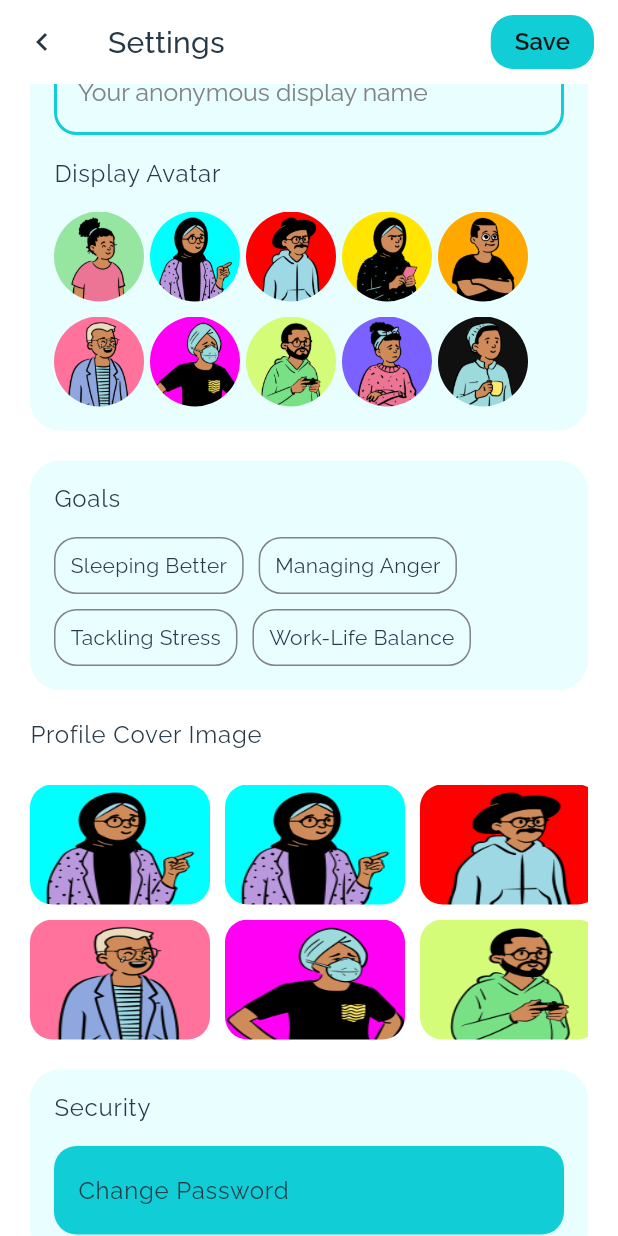
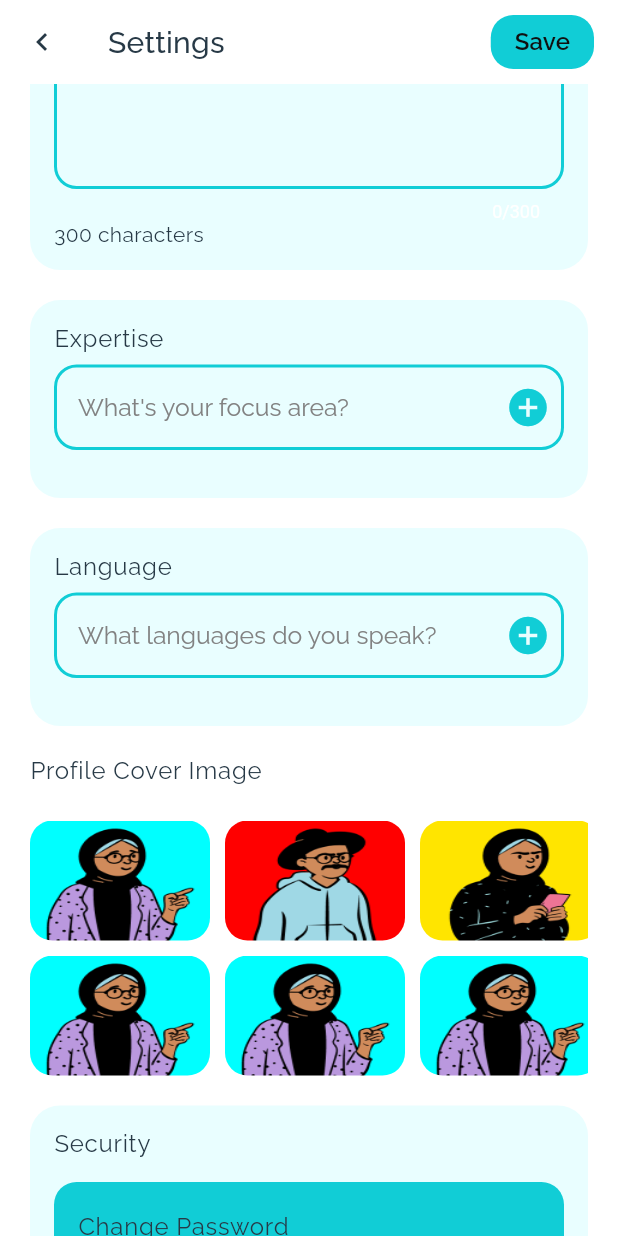
Before and after one commit to DeveloperMaleek/talk2me, a Flutter app: the Settings screen opened by its route, scrolled down 576 dp, after a tap on "Save", on a phone screen of 412 x 824 dp. Run offline on Flutter 3.47's test engine with Material 2 defaults, Android fonts, the phone set to English and light mode, and no system bars; our stand-ins replace flutter_svg, font_awesome_flutter, get, google_fonts, google_nav_bar, simple_animations and 3 more; missing offline and left inert: images_picker; project files that could hold a hidden picture were left out.

Commit message:
commiting later changes

```diff
--- a/lib/my_app.dart
+++ b/lib/my_app.dart
@@ -15,7 +15,7 @@ class MyApp extends StatelessWidget {
       theme: appTheme(),
       // home: const TherapistSelection(),
       onGenerateRoute: controller,
-      initialRoute: therapistDashboard,
+      initialRoute: onboardingScreen,
     );
   }
 }
--- a/lib/routes.dart
+++ b/lib/routes.dart
@@ -10,6 +10,7 @@ import 'package:talk2me/src/screens/onboarding/onboarding_screen.dart';
 import 'package:talk2me/src/screens/onboarding/personal_user_signup.dart';
 import 'package:talk2me/src/screens/onboarding/words_of_affirmation/woa_page.dart';
 import 'package:talk2me/src/screens/profile/settings.dart';
+import 'package:talk2me/src/screens/profile/therapist_profile.dart';
 import 'package:talk2me/src/screens/therapy/book_therapy_1.dart';
 import 'package:talk2me/src/screens/therapy/book_therapy_2.dart';
 import 'package:talk2me/src/screens/therapy/booking_session_success.dart';
@@ -17,6 +18,7 @@ import 'package:talk2me/src/screens/therapy/client_session_mode.dart';
 import 'package:talk2me/src/screens/therapy/client_therapy.dart';
 import 'package:talk2me/src/screens/therapy/select_available_sessions.dart';
 import 'package:talk2me/src/screens/therapy/session_therapist_preview.dart';
+import 'package:talk2me/src/screens/therapy/therapist/sessions_page.dart';
 import 'package:talk2me/src/screens/therapy/therapist_selection.dart';
 
 const String clientDashboardPage = 'clientDashboardPage';
@@ -39,6 +41,8 @@ const String wordsOfAffirmation = "wordsOfAffirmation";
 const String profileSettings = "settings";
 const String settingsdemo = "settingsdemo";
 const String therapistDashboard = "therapistDashboard";
+const String therapistSessionPage = "therapistSessionPage";
+const String therapistProfilePage = "therapistProfilePage";
 
 Route<dynamic> controller(RouteSettings settings) {
   switch (settings.name) {
@@ -46,6 +50,10 @@ Route<dynamic> controller(RouteSettings settings) {
       return MaterialPageRoute(builder: (context) => ClientNavigation());
     case therapistDashboard:
       return MaterialPageRoute(builder: (context) => TherapistDashboard());
+    case therapistSessionPage:
+      return MaterialPageRoute(builder: (context) => TherapistSessions());
+    case therapistProfilePage:
+      return MaterialPageRoute(builder: (context) => TherapistProfile());
     case profileSettings:
       return MaterialPageRoute(builder: (context) => Settings());
     case accountSetup:
--- a/lib/src/screens/profile/settings.dart
+++ b/lib/src/screens/profile/settings.dart
@@ -7,6 +7,27 @@ import 'package:talk2me/theme/colors.dart';
 import 'package:talk2me/theme/text_styles.dart';
 import "package:images_picker/images_picker.dart";
 import 'dart:async';
+
+bool isTherapist = true;
+
+enum coverImageList { bg1, bg2, bg3, bg4, bg5, bg6, bg7, bg8, bg9, bg10 }
+
+int coverImageIndex = 0;
+
+String selectedCoverImage = coverImage[coverImageIndex];
+
+List coverImage = [
+  "assets/images/avatar-two.png",
+  "assets/images/avatar-three.png",
+  "assets/images/avatar-four.png",
+  "assets/images/avatar-five.png",
+  "assets/images/avatar-six.png",
+  "assets/images/avatar-two.png",
+  "assets/images/avatar-two.png",
+  "assets/images/avatar-two.png",
+  "assets/images/avatar-two.png",
+  "assets/images/avatar-two.png",
+];
 
 class Settings extends StatefulWidget {
   const Settings({Key? key}) : super(key: key);
@@ -26,6 +47,8 @@ class _SettingsState extends State<Settings> {
       _passwordVisible = !_passwordVisible;
     });
   }
+
+  // bool selectedCoverImage = false;
 
   bool allowEmailNotification = true;
 
@@ -50,9 +73,6 @@ class _SettingsState extends State<Settings> {
       TextEditingController();
 
   final TextEditingController _emailTextEditingController =
-      TextEditingController();
-
-  final TextEditingController _uploadImageTextEditingController =
       TextEditingController();
 
   final TextEditingController _bioTextEditingController =
@@ -147,30 +167,86 @@ class _SettingsState extends State<Settings> {
                     label: "Email address",
                     placeholder: "malik@talk2me.com",
                   ),
-
-                  // spacingSmall,
-                  // Column(
-                  //   crossAxisAlignment: CrossAxisAlignment.start,
-                  //   children: [
-                  //     InputField(
-                  //       characterLength: _characterLength,
-                  //       maxLines: 5,
-                  //       controller: _bioTextEditingController,
-                  //       label: "Brief about you",
-                  //       placeholder: "Tell people a little about yourself",
-                  //       inputType: TextInputType.multiline,
-                  //     ),
-                  //     BodyTextTwo(
-                  //         text: "300 characters",
-                  //         textColor: AppColors.textColorLightBg)
-                  //   ],
-                  // ),
+                  spacingSmall,
+                  Visibility(
+                    visible: isTherapist,
+                    child: Column(
+                      crossAxisAlignment: CrossAxisAlignment.start,
+                      children: [
+                        InputField(
+                          characterLength: _characterLength,
+                          maxLines: 5,
+                          controller: _bioTextEditingController,
+                          label: "Brief about you",
+                          placeholder: "Tell people a little about yourself",
+                          inputType: TextInputType.multiline,
+                        ),
+                        BodyTextTwo(
+                            text: "300 characters",
+                            textColor: AppColors.textColorLightBg)
+                      ],
+                    ),
+                  ),
                 ],
               ),
             ),
 
-            // Goal section
+            // Expertise section
+            isTherapist == true
+                ? Container(
+                    margin: EdgeInsets.symmetric(vertical: 10),
+                    padding: EdgeInsets.all(16),
+                    decoration: _customBoxDecoration(),
+                    child: Column(
+                      crossAxisAlignment: CrossAxisAlignment.start,
+                      children: [
+                        InputField(
+                          iconData: Icons.add_circle,
+                          onSuffixIconTap: () {
+                            setState(() {
+                              interest.add(_interestTextEditingController.text);
+                            });
+                            _interestTextEditingController.clear();
+                          },
+                          controller: _interestTextEditingController,
+                          label: "Expertise",
+                          placeholder: "What's your focus area?",
+                        ),
+                        spacingMedium,
+                        Visibility(
+                          visible: interest.isNotEmpty,
+                          child: Column(
+                            crossAxisAlignment: CrossAxisAlignment.start,
+                            children: [
+                              CaptionText(
+                                  text: 'Click on any option to remove',
+                                  textColor: AppColors.textColorLightBg),
+                              spacingSmall,
                               Container(
+                                  width: MediaQuery.of(context).size.width,
+                                  padding: EdgeInsets.all(10),
+                                  decoration: BoxDecoration(
+                                      color: AppColors.primaryColor,
+                                      borderRadius: BorderRadius.circular(15)),
+                                  child: Wrap(
+                                      spacing: 10,
+                                      runSpacing: 10,
+                                      children: [
+                                        for (int i = 0;
+                                            i < interest.length;
+                                            i++)
+                                          textAreaContainer(i, "${interest[i]}",
+                                              () {
+                                            interest.removeAt(i);
+                                          })
+                                      ]))
+                            ],
+                          ),
+                        ),
+                      ],
+                    ),
+                  )
+                : Container(
                     padding: EdgeInsets.all(16),
                     margin: EdgeInsets.symmetric(vertical: 10),
                     // padding: EdgeInsets.all(16),
@@ -178,8 +254,62 @@ class _SettingsState extends State<Settings> {
                     child: AnonymousSettingsComp(),
                   ),
 
-            // Cover image
+            //Language section
+            isTherapist == true
+                ? Container(
+                    margin: EdgeInsets.symmetric(vertical: 10),
+                    padding: EdgeInsets.all(16),
+                    decoration: _customBoxDecoration(),
+                    child: Column(
+                      crossAxisAlignment: CrossAxisAlignment.start,
+                      children: [
+                        InputField(
+                          iconData: Icons.add_circle,
+                          onSuffixIconTap: () {
+                            setState(() {
+                              language.add(_languageTextEditingController.text);
+                            });
+                            _languageTextEditingController.clear();
+                          },
+                          controller: _languageTextEditingController,
+                          label: "Language",
+                          placeholder: "What languages do you speak?",
+                        ),
+                        spacingMedium,
+                        Visibility(
+                          visible: language.isNotEmpty,
+                          child: Column(
+                            crossAxisAlignment: CrossAxisAlignment.start,
+                            children: [
+                              CaptionText(
+                                  text: 'Click on any option to remove',
+                                  textColor: AppColors.textColorLightBg),
+                              spacingSmall,
                               Container(
+                                  width: MediaQuery.of(context).size.width,
+                                  padding: EdgeInsets.all(10),
+                                  decoration: BoxDecoration(
+                                      color: AppColors.primaryColor,
+                                      borderRadius: BorderRadius.circular(15)),
+                                  child: Wrap(
+                                      spacing: 10,
+                                      runSpacing: 10,
+                                      children: [
+                                        for (int i = 0;
+                                            i < language.length;
+                                            i++)
+                                          textAreaContainer(i, "${language[i]}",
+                                              () {
+                                            language.removeAt(i);
+                                          })
+                                      ]))
+                            ],
+                          ),
+                        ),
+                      ],
+                    ),
+                  )
+                : Container(
                     margin: EdgeInsets.symmetric(vertical: 10),
                     width: MediaQuery.of(context).size.width,
                     padding: EdgeInsets.all(16),
@@ -188,11 +318,13 @@ class _SettingsState extends State<Settings> {
                       crossAxisAlignment: CrossAxisAlignment.start,
                       children: [
                         BodyTextOne(
-                      text: "Goals", textColor: AppColors.textColorLightBg),
+                            text: "Goals",
+                            textColor: AppColors.textColorLightBg),
                         Visibility(
                           visible: showGoalError,
                           child: SubtitleTwo(
-                        text: "You cannot select more than 3 goals at once.",
+                              text:
+                                  "You cannot select more than 3 goals at once.",
                               textColor: AppColors.errorColor),
                         ),
                         spacingMedium,
@@ -209,6 +341,8 @@ class _SettingsState extends State<Settings> {
                       ],
                     ),
                   ),
+
+            //Interest section
             Container(
               margin: EdgeInsets.symmetric(vertical: 10),
               child: Column(
@@ -227,120 +361,15 @@ class _SettingsState extends State<Settings> {
                           spacing: 10,
                           runSpacing: 10,
                           children: [
-                            profileCoverImage("assets/images/avatar-two.png"),
-                            profileCoverImage("assets/images/avatar-two.png"),
-                            profileCoverImage("assets/images/avatar-three.png"),
-                            profileCoverImage("assets/images/avatar-four.png"),
-                            profileCoverImage("assets/images/avatar-five.png"),
-                            profileCoverImage("assets/images/avatar-six.png"),
-                            profileCoverImage("assets/images/avatar-seven.png"),
-                            profileCoverImage("assets/images/avatar-eight.png"),
-                            profileCoverImage("assets/images/avatar-nine.png"),
-                            profileCoverImage("assets/images/avatar-ten.png"),
+                            for (int i = 0; i < coverImage.length; i++)
+                              profileCoverImage(
+                                  coverImage[i], i, coverImageList.values[i]),
                           ]),
                     ),
                   )
                 ],
               ),
             ),
-
-            // //Language section
-            // Container(
-            //   margin: EdgeInsets.symmetric(vertical: 10),
-            //   padding: EdgeInsets.all(16),
-            //   decoration: _customBoxDecoration(),
-            //   child: Column(
-            //     crossAxisAlignment: CrossAxisAlignment.start,
-            //     children: [
-            //       InputField(
-            //         iconData: Icons.add_circle,
-            //         onSuffixIconTap: () {
-            //           setState(() {
-            //             language.add(_languageTextEditingController.text);
-            //           });
-            //           _languageTextEditingController.clear();
-            //         },
-            //         controller: _languageTextEditingController,
-            //         label: "Language",
-            //         placeholder: "What languages do you speak?",
-            //       ),
-            //       spacingMedium,
-            //       Visibility(
-            //         visible: language.isNotEmpty,
-            //         child: Column(
-            //           crossAxisAlignment: CrossAxisAlignment.start,
-            //           children: [
-            //             CaptionText(
-            //                 text: 'Click on any option to remove',
-            //                 textColor: AppColors.textColorLightBg),
-            //             spacingSmall,
-            //             Container(
-            //                 width: MediaQuery.of(context).size.width,
-            //                 padding: EdgeInsets.all(10),
-            //                 decoration: BoxDecoration(
-            //                     color: AppColors.primaryColor,
-            //                     borderRadius: BorderRadius.circular(15)),
-            //                 child: Wrap(spacing: 10, runSpacing: 10, children: [
-            //                   for (int i = 0; i < language.length; i++)
-            //                     textAreaContainer(i, "${language[i]}", () {
-            //                       language.removeAt(i);
-            //                     })
-            //                 ]))
-            //           ],
-            //         ),
-            //       ),
-            //     ],
-            //   ),
-            // ),
-
-            // //Interest section
-            // Container(
-            //   margin: EdgeInsets.symmetric(vertical: 10),
-            //   padding: EdgeInsets.all(16),
-            //   decoration: _customBoxDecoration(),
-            //   child: Column(
-            //     crossAxisAlignment: CrossAxisAlignment.start,
-            //     children: [
-            //       InputField(
-            //         iconData: Icons.add_circle,
-            //         onSuffixIconTap: () {
-            //           setState(() {
-            //             interest.add(_interestTextEditingController.text);
-            //           });
-            //           _interestTextEditingController.clear();
-            //         },
-            //         controller: _interestTextEditingController,
-            //         label: "Expertise",
-            //         placeholder: "What's your focus area?",
-            //       ),
-            //       spacingMedium,
-            //       Visibility(
-            //         visible: interest.isNotEmpty,
-            //         child: Column(
-            //           crossAxisAlignment: CrossAxisAlignment.start,
-            //           children: [
-            //             CaptionText(
-            //                 text: 'Click on any option to remove',
-            //                 textColor: AppColors.textColorLightBg),
-            //             spacingSmall,
-            //             Container(
-            //                 width: MediaQuery.of(context).size.width,
-            //                 padding: EdgeInsets.all(10),
-            //                 decoration: BoxDecoration(
-            //                     color: AppColors.primaryColor,
-            //                     borderRadius: BorderRadius.circular(15)),
-            //                 child: Wrap(spacing: 10, runSpacing: 10, children: [
-            //                   for (int i = 0; i < interest.length; i++)
-            //                     textAreaContainer(i, "${interest[i]}", () {
-            //                       interest.removeAt(i);
-            //                     })
-            //                 ]))
-            //           ],
-            //         ),
-            //       ),
-            //     ],
-            //   ),
-            // ),
 
             // //Notification section
             // Container(
@@ -551,16 +580,31 @@ class _SettingsState extends State<Settings> {
     );
   }
 
-  GestureDetector profileCoverImage(String imageUrl) {
+  GestureDetector profileCoverImage(String imageUrl, int index, var value) {
     return GestureDetector(
+      onTap: () {
+        setState(() {
+          selectedCoverImage = value.toString();
+        });
+      },
       child: ClipRRect(
         borderRadius: BorderRadius.circular(15),
-        child: Image.asset(
+        child: Stack(children: [
+          Image.asset(
             imageUrl,
             width: 120,
             height: 80,
             fit: BoxFit.fill,
           ),
+          Visibility(
+            visible: selectedCoverImage == value.toString(),
+            child: Positioned(
+                child: Icon(
+              Icons.check_outlined,
+              color: AppColors.successColor,
+            )),
+          )
+        ]),
       ),
     );
   }
@@ -620,7 +664,12 @@ class _SettingsState extends State<Settings> {
               shape: RoundedRectangleBorder(
                   borderRadius: BorderRadius.circular(15)),
             ),
-            onPressed: () {},
+            onPressed: () {
+              setState(() {
+                selectedCoverImage = coverImage[coverImageIndex];
+                print(coverImage[coverImageIndex]);
+              });
+            },
             child: SubtitleOne(
               text: "Save",
               textColor: AppColors.textColorPrimary,
--- a/pubspec.yaml
+++ b/pubspec.yaml
@@ -46,6 +46,7 @@ dependencies:
   http: ^0.13.4
   supercharged: ^2.1.1
   simple_animations: ^4.0.2
+  table_calendar: ^3.0.5
 
 dev_dependencies:
   flutter_test:
```
Also changed, not shown: lib/src/screens/profile/components/overview_comp.dart (+14 -70 lines), lib/src/screens/profile/therapist_profile.dart (added, +129 -0 lines), lib/src/screens/therapy/therapist/sessions_page.dart (added, +43 -0 lines), pubspec.lock. Lines whose indentation alone changed are shown as unchanged.
